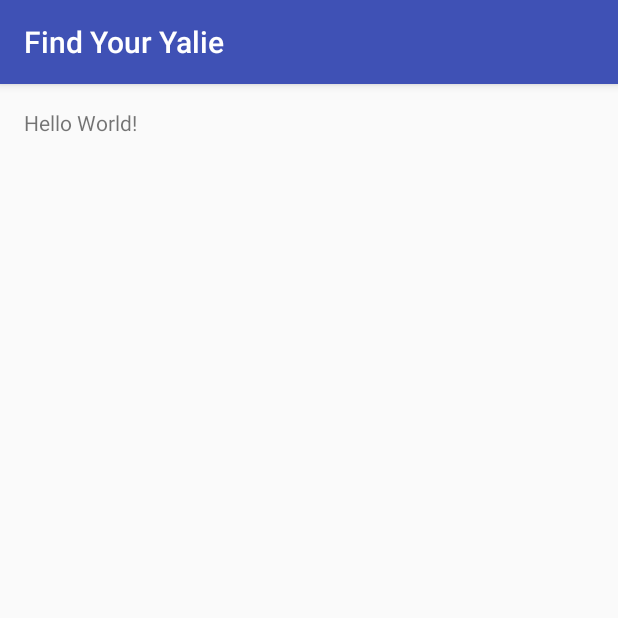
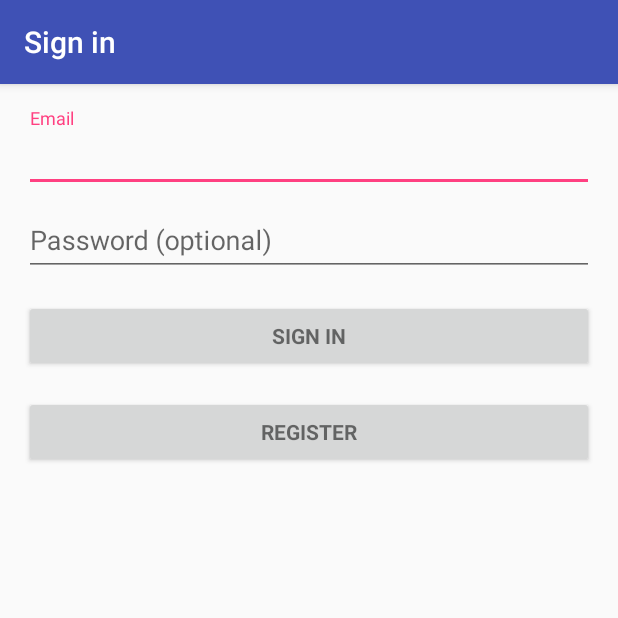
Before and after one commit to ryan9lim/FindYourYalie, an Android app: the screen it shows after launch (MainActivity before the commit, LoginActivity after it), on a phone screen of 412 x 824 dp, the top half of it. Run offline under Robolectric (Android 15) with nearby library versions, the phone set to English and light mode, and no system bars; 2 statements that could not run were skipped.

Commit message:
created LoginActivity, started RegistrationActivity

```diff
--- a/app/build.gradle
+++ b/app/build.gradle
@@ -23,4 +23,5 @@ dependencies {
     compile fileTree(dir: 'libs', include: ['*.jar'])
     testCompile 'junit:junit:4.12'
     compile 'com.android.support:appcompat-v7:24.2.0'
+    compile 'com.android.support:design:24.2.0'
 }
--- /dev/null
+++ b/app/src/main/java/com/dailygummies/findyouryalie/LoginActivity.java
@@ -0,0 +1,358 @@
+package com.dailygummies.findyouryalie;
+
+import android.animation.Animator;
+import android.animation.AnimatorListenerAdapter;
+import android.annotation.TargetApi;
+import android.content.pm.PackageManager;
+import android.support.annotation.NonNull;
+import android.support.design.widget.Snackbar;
+import android.support.v7.app.AppCompatActivity;
+import android.app.LoaderManager.LoaderCallbacks;
+
+import android.content.CursorLoader;
+import android.content.Loader;
+import android.database.Cursor;
+import android.net.Uri;
+import android.os.AsyncTask;
+
+import android.os.Build;
+import android.os.Bundle;
+import android.provider.ContactsContract;
+import android.text.TextUtils;
+import android.view.KeyEvent;
+import android.view.View;
+import android.view.View.OnClickListener;
+import android.view.inputmethod.EditorInfo;
+import android.widget.ArrayAdapter;
+import android.widget.AutoCompleteTextView;
+import android.widget.Button;
+import android.widget.EditText;
+import android.widget.TextView;
+
+import java.util.ArrayList;
+import java.util.List;
+
+import static android.Manifest.permission.READ_CONTACTS;
+
+/**
+ * A login screen that offers login via email/password.
+ * Created by Limmy on 10/25/2016.
+ */
+public class LoginActivity extends AppCompatActivity implements LoaderCallbacks<Cursor> {
+
+    /**
+     * Id to identity READ_CONTACTS permission request.
+     */
+    private static final int REQUEST_READ_CONTACTS = 0;
+
+    /**
+     * A dummy authentication store containing known user names and passwords.
+     * TODO: remove after connecting to a real authentication system.
+     */
+    private static final String[] DUMMY_CREDENTIALS = new String[]{
+            "foo@example.com:hello", "bar@example.com:world"
+    };
+    /**
+     * Keep track of the login task to ensure we can cancel it if requested.
+     */
+    private UserLoginTask mAuthTask = null;
+
+    // UI references.
+    private AutoCompleteTextView mEmailView;
+    private EditText mPasswordView;
+    private View mProgressView;
+    private View mLoginFormView;
+
+    @Override
+    protected void onCreate(Bundle savedInstanceState) {
+        super.onCreate(savedInstanceState);
+        setContentView(R.layout.activity_login);
+        // Set up the login form.
+        mEmailView = (AutoCompleteTextView) findViewById(R.id.email);
+        populateAutoComplete();
+
+        mPasswordView = (EditText) findViewById(R.id.password);
+        mPasswordView.setOnEditorActionListener(new TextView.OnEditorActionListener() {
+            @Override
+            public boolean onEditorAction(TextView textView, int id, KeyEvent keyEvent) {
+                if (id == R.id.login || id == EditorInfo.IME_NULL) {
+                    attemptLogin();
+                    return true;
+                }
+                return false;
+            }
+        });
+
+        Button mEmailSignInButton = (Button) findViewById(R.id.email_sign_in_button);
+        mEmailSignInButton.setOnClickListener(new OnClickListener() {
+            @Override
+            public void onClick(View view) {
+                attemptLogin();
+            }
+        });
+
+        Button mEmailRegisterButton = (Button) findViewById(R.id.email_register_button);
+        mEmailSignInButton.setOnClickListener(new OnClickListener() {
+            @Override
+            public void onClick(View view) {
+                attemptLogin();
+            }
+        });
+
+        mLoginFormView = findViewById(R.id.login_form);
+        mProgressView = findViewById(R.id.login_progress);
+    }
+
+    private void populateAutoComplete() {
+        if (!mayRequestContacts()) {
+            return;
+        }
+
+        getLoaderManager().initLoader(0, null, this);
+    }
+
+    private boolean mayRequestContacts() {
+        if (Build.VERSION.SDK_INT < Build.VERSION_CODES.M) {
+            return true;
+        }
+        if (checkSelfPermission(READ_CONTACTS) == PackageManager.PERMISSION_GRANTED) {
+            return true;
+        }
+        if (shouldShowRequestPermissionRationale(READ_CONTACTS)) {
+            Snackbar.make(mEmailView, R.string.permission_rationale, Snackbar.LENGTH_INDEFINITE)
+                    .setAction(android.R.string.ok, new View.OnClickListener() {
+                        @Override
+                        @TargetApi(Build.VERSION_CODES.M)
+                        public void onClick(View v) {
+                            requestPermissions(new String[]{READ_CONTACTS}, REQUEST_READ_CONTACTS);
+                        }
+                    });
+        } else {
+            requestPermissions(new String[]{READ_CONTACTS}, REQUEST_READ_CONTACTS);
+        }
+        return false;
+    }
+
+    /**
+     * Callback received when a permissions request has been completed.
+     */
+    @Override
+    public void onRequestPermissionsResult(int requestCode, @NonNull String[] permissions,
+                                           @NonNull int[] grantResults) {
+        if (requestCode == REQUEST_READ_CONTACTS) {
+            if (grantResults.length == 1 && grantResults[0] == PackageManager.PERMISSION_GRANTED) {
+                populateAutoComplete();
+            }
+        }
+    }
+
+
+    /**
+     * Attempts to sign in or register the account specified by the login form.
+     * If there are form errors (invalid email, missing fields, etc.), the
+     * errors are presented and no actual login attempt is made.
+     */
+    private void attemptLogin() {
+        if (mAuthTask != null) {
+            return;
+        }
+
+        // Reset errors.
+        mEmailView.setError(null);
+        mPasswordView.setError(null);
+
+        // Store values at the time of the login attempt.
+        String email = mEmailView.getText().toString();
+        String password = mPasswordView.getText().toString();
+
+        boolean cancel = false;
+        View focusView = null;
+
+        // Check for a valid password, if the user entered one.
+        if (!TextUtils.isEmpty(password) && !isPasswordValid(password)) {
+            mPasswordView.setError(getString(R.string.error_invalid_password));
+            focusView = mPasswordView;
+            cancel = true;
+        }
+
+        // Check for a valid email address.
+        if (TextUtils.isEmpty(email)) {
+            mEmailView.setError(getString(R.string.error_field_required));
+            focusView = mEmailView;
+            cancel = true;
+        } else if (!isEmailValid(email)) {
+            mEmailView.setError(getString(R.string.error_invalid_email));
+            focusView = mEmailView;
+            cancel = true;
+        }
+
+        if (cancel) {
+            // There was an error; don't attempt login and focus the first
+            // form field with an error.
+            focusView.requestFocus();
+        } else {
+            // Show a progress spinner, and kick off a background task to
+            // perform the user login attempt.
+            showProgress(true);
+            mAuthTask = new UserLoginTask(email, password);
+            mAuthTask.execute((Void) null);
+        }
+    }
+
+    private boolean isEmailValid(String email) {
+        //TODO: Replace this with your own logic
+        return email.contains("@") && email.indexOf('.') > email.indexOf('@');
+    }
+
+    private boolean isPasswordValid(String password) {
+        //TODO: Replace this with your own logic
+        return password.length() > 4;
+    }
+
+    /**
+     * Shows the progress UI and hides the login form.
+     */
+    @TargetApi(Build.VERSION_CODES.HONEYCOMB_MR2)
+    private void showProgress(final boolean show) {
+        // On Honeycomb MR2 we have the ViewPropertyAnimator APIs, which allow
+        // for very easy animations. If available, use these APIs to fade-in
+        // the progress spinner.
+        if (Build.VERSION.SDK_INT >= Build.VERSION_CODES.HONEYCOMB_MR2) {
+            int shortAnimTime = getResources().getInteger(android.R.integer.config_shortAnimTime);
+
+            mLoginFormView.setVisibility(show ? View.GONE : View.VISIBLE);
+            mLoginFormView.animate().setDuration(shortAnimTime).alpha(
+                    show ? 0 : 1).setListener(new AnimatorListenerAdapter() {
+                @Override
+                public void onAnimationEnd(Animator animation) {
+                    mLoginFormView.setVisibility(show ? View.GONE : View.VISIBLE);
+                }
+            });
+
+            mProgressView.setVisibility(show ? View.VISIBLE : View.GONE);
+            mProgressView.animate().setDuration(shortAnimTime).alpha(
+                    show ? 1 : 0).setListener(new AnimatorListenerAdapter() {
+                @Override
+                public void onAnimationEnd(Animator animation) {
+                    mProgressView.setVisibility(show ? View.VISIBLE : View.GONE);
+                }
+            });
+        } else {
+            // The ViewPropertyAnimator APIs are not available, so simply show
+            // and hide the relevant UI components.
+            mProgressView.setVisibility(show ? View.VISIBLE : View.GONE);
+            mLoginFormView.setVisibility(show ? View.GONE : View.VISIBLE);
+        }
+    }
+
+    @Override
+    public Loader<Cursor> onCreateLoader(int i, Bundle bundle) {
+        return new CursorLoader(this,
+                // Retrieve data rows for the device user's 'profile' contact.
+                Uri.withAppendedPath(ContactsContract.Profile.CONTENT_URI,
+                        ContactsContract.Contacts.Data.CONTENT_DIRECTORY), ProfileQuery.PROJECTION,
+
+                // Select only email addresses.
+                ContactsContract.Contacts.Data.MIMETYPE +
+                        " = ?", new String[]{ContactsContract.CommonDataKinds.Email
+                .CONTENT_ITEM_TYPE},
+
+                // Show primary email addresses first. Note that there won't be
+                // a primary email address if the user hasn't specified one.
+                ContactsContract.Contacts.Data.IS_PRIMARY + " DESC");
+    }
+
+    @Override
+    public void onLoadFinished(Loader<Cursor> cursorLoader, Cursor cursor) {
+        List<String> emails = new ArrayList<>();
+        cursor.moveToFirst();
+        while (!cursor.isAfterLast()) {
+            emails.add(cursor.getString(ProfileQuery.ADDRESS));
+            cursor.moveToNext();
+        }
+
+        addEmailsToAutoComplete(emails);
+    }
+
+    @Override
+    public void onLoaderReset(Loader<Cursor> cursorLoader) {
+
+    }
+
+    private void addEmailsToAutoComplete(List<String> emailAddressCollection) {
+        //Create adapter to tell the AutoCompleteTextView what to show in its dropdown list.
+        ArrayAdapter<String> adapter =
+                new ArrayAdapter<>(LoginActivity.this,
+                        android.R.layout.simple_dropdown_item_1line, emailAddressCollection);
+
+        mEmailView.setAdapter(adapter);
+    }
+
+
+    private interface ProfileQuery {
+        String[] PROJECTION = {
+                ContactsContract.CommonDataKinds.Email.ADDRESS,
+                ContactsContract.CommonDataKinds.Email.IS_PRIMARY,
+        };
+
+        int ADDRESS = 0;
+        int IS_PRIMARY = 1;
+    }
+
+    /**
+     * Represents an asynchronous login/registration task used to authenticate
+     * the user.
+     */
+    public class UserLoginTask extends AsyncTask<Void, Void, Boolean> {
+
+        private final String mEmail;
+        private final String mPassword;
+
+        UserLoginTask(String email, String password) {
+            mEmail = email;
+            mPassword = password;
+        }
+
+        @Override
+        protected Boolean doInBackground(Void... params) {
+            // TODO: attempt authentication against a network service.
+
+            try {
+                // Simulate network access.
+                Thread.sleep(2000);
+            } catch (InterruptedException e) {
+                return false;
+            }
+
+            for (String credential : DUMMY_CREDENTIALS) {
+                String[] pieces = credential.split(":");
+                if (pieces[0].equals(mEmail)) {
+                    // Account exists, return true if the password matches.
+                    return pieces[1].equals(mPassword);
+                }
+            }
+
+            // TODO: register the new account here.
+            return true;
+        }
+
+        @Override
+        protected void onPostExecute(final Boolean success) {
+            mAuthTask = null;
+            showProgress(false);
+
+            if (success) {
+                finish();
+            } else {
+                mPasswordView.setError(getString(R.string.error_incorrect_password));
+                mPasswordView.requestFocus();
+            }
+        }
+
+        @Override
+        protected void onCancelled() {
+            mAuthTask = null;
+            showProgress(false);
+        }
+    }
+}
--- /dev/null
+++ b/app/src/main/res/layout/activity_login.xml
@@ -0,0 +1,86 @@
+<LinearLayout xmlns:android="http://schemas.android.com/apk/res/android"
+    xmlns:tools="http://schemas.android.com/tools"
+    android:layout_width="match_parent"
+    android:layout_height="match_parent"
+    android:gravity="center_horizontal"
+    android:orientation="vertical"
+    android:paddingBottom="@dimen/activity_vertical_margin"
+    android:paddingLeft="@dimen/activity_horizontal_margin"
+    android:paddingRight="@dimen/activity_horizontal_margin"
+    android:paddingTop="@dimen/activity_vertical_margin"
+    tools:context="com.dailygummies.findyouryalie.LoginActivity">
+
+    <!-- Login progress -->
+    <ProgressBar
+        android:id="@+id/login_progress"
+        style="?android:attr/progressBarStyleLarge"
+        android:layout_width="wrap_content"
+        android:layout_height="wrap_content"
+        android:layout_marginBottom="8dp"
+        android:visibility="gone" />
+
+    <ScrollView
+        android:id="@+id/login_form"
+        android:layout_width="match_parent"
+        android:layout_height="match_parent">
+
+        <LinearLayout
+            android:id="@+id/email_login_form"
+            android:layout_width="match_parent"
+            android:layout_height="wrap_content"
+            android:orientation="vertical">
+
+            <android.support.design.widget.TextInputLayout
+                android:layout_width="match_parent"
+                android:layout_height="wrap_content">
+
+                <AutoCompleteTextView
+                    android:id="@+id/email"
+                    android:layout_width="match_parent"
+                    android:layout_height="wrap_content"
+                    android:hint="@string/prompt_email"
+                    android:inputType="textEmailAddress"
+                    android:maxLines="1"
+                    android:singleLine="true" />
+
+            </android.support.design.widget.TextInputLayout>
+
+            <android.support.design.widget.TextInputLayout
+                android:layout_width="match_parent"
+                android:layout_height="wrap_content">
+
+                <EditText
+                    android:id="@+id/password"
+                    android:layout_width="match_parent"
+                    android:layout_height="wrap_content"
+                    android:hint="@string/prompt_password"
+                    android:imeActionId="@+id/login"
+                    android:imeActionLabel="@string/action_sign_in_short"
+                    android:imeOptions="actionUnspecified"
+                    android:inputType="textPassword"
+                    android:maxLines="1"
+                    android:singleLine="true" />
+
+            </android.support.design.widget.TextInputLayout>
+
+            <Button
+                android:id="@+id/email_sign_in_button"
+                style="?android:textAppearanceSmall"
+                android:layout_width="match_parent"
+                android:layout_height="wrap_content"
+                android:layout_marginTop="16dp"
+                android:text="@string/action_sign_in"
+                android:textStyle="bold" />
+
+            <Button
+                android:id="@+id/email_register_button"
+                style="?android:textAppearanceSmall"
+                android:layout_width="match_parent"
+                android:layout_height="wrap_content"
+                android:layout_marginTop="16dp"
+                android:text="@string/action_register"
+                android:textStyle="bold" />
+
+        </LinearLayout>
+    </ScrollView>
+</LinearLayout>
--- a/app/src/main/res/values/strings.xml
+++ b/app/src/main/res/values/strings.xml
@@ -1,3 +1,18 @@
 <resources>
     <string name="app_name">Find Your Yalie</string>
+    <string name="title_activity_login">Sign in</string>
+
+    <!-- Strings related to login -->
+    <string name="prompt_email">Email</string>
+    <string name="prompt_password">Password (optional)</string>
+    <string name="action_sign_in">Sign in</string>
+    <string name="action_register">Register</string>
+    <string name="action_sign_in_short">Sign in</string>
+    <string name="error_invalid_email">This email address is invalid</string>
+    <string name="error_invalid_password">This password is too short</string>
+    <string name="error_incorrect_password">This password is incorrect</string>
+    <string name="error_field_required">This field is required</string>
+    <string name="permission_rationale">"Contacts permissions are needed for providing email
+        completions."
+    </string>
 </resources>
```
Also changed, not shown: app/src/main/AndroidManifest.xml (+10 -1 lines), app/src/main/java/com/dailygummies/findyouryalie/Helper.java (added, +8 -0 lines), app/src/main/java/com/dailygummies/findyouryalie/RegistrationActivity.java (added, +37 -0 lines), app/src/main/res/layout/activity_register.xml (added, +12 -0 lines).
